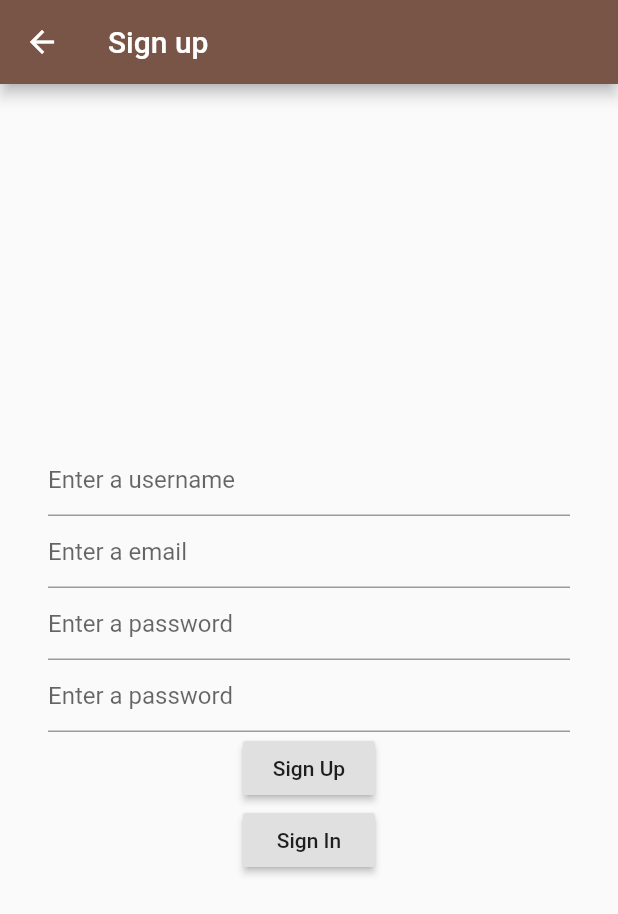
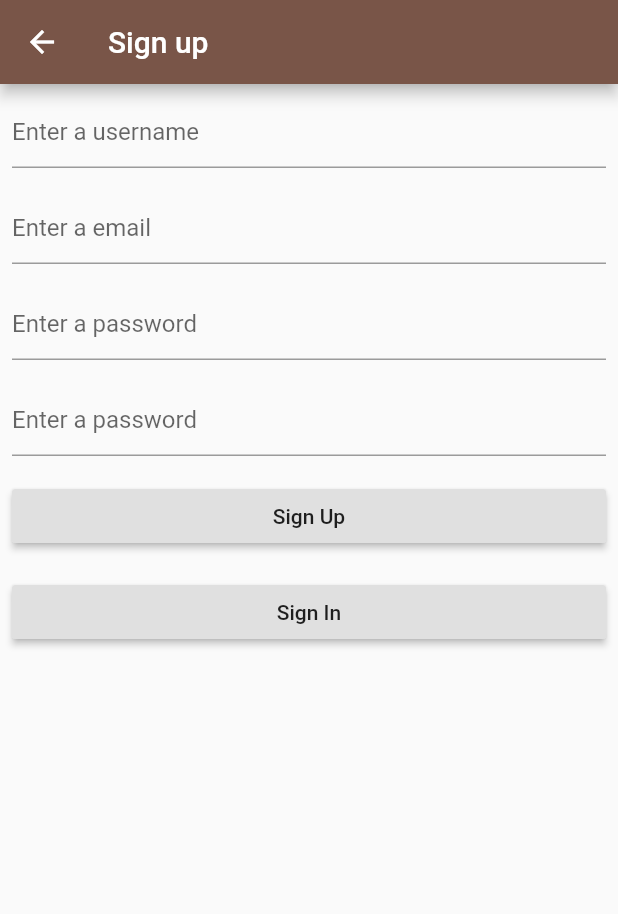
Before and after one commit to cty123/Purdue-Community-App, a Flutter app: the RegisterPage screen opened by its route, on a phone screen of 412 x 824 dp. Shown: the top 914 px of the screen. Run offline on Flutter 3.47's test engine with Material 2 defaults, Android fonts, the phone set to English and light mode, and no system bars; our stand-ins replace shared_preferences; missing offline and left inert: loadmore; accounts and stored records are empty.

```diff
--- a/lib/screens/register_page/index.dart
+++ b/lib/screens/register_page/index.dart
@@ -1,13 +1,16 @@
 import 'package:flutter/material.dart';
 import 'package:hello_world/utils/auth_utils.dart';
-import 'dart:convert';
+import 'package:shared_preferences/shared_preferences.dart';
 
 class RegisterPage extends StatefulWidget {
   @override
-	_RegisterPage createState() => new _RegisterPage();
+  _RegisterPage createState() => new _RegisterPage();
 }
 
 class _RegisterPage extends State<RegisterPage> {
+  Future<SharedPreferences> _prefs = SharedPreferences.getInstance();
+  SharedPreferences _sharedPreferences;
+
   TextEditingController _user, _pass, _passConfirm, _email;
   String get username => _user.text;
   String get email => _email.text;
@@ -15,13 +18,34 @@ class _RegisterPage extends State<RegisterPage> {
   String get passwordConfirm => _passConfirm.text;
 
   _processSignUp() async {
-
     final response = await AuthUtils.register(username, password, email);
     if (response['status'] == "Success") {
+      AuthUtils.insertDetails(_sharedPreferences, response);
       Navigator.of(context).pushReplacementNamed('Home');
     } else {
       print(response);
+      showDialog(
+          context: context,
+          builder: (BuildContext context) {
+            return AlertDialog(
+              title: new Text("Failed"),
+              content: new Text(response['message']),
+              actions: <Widget>[
+                // usually buttons at the bottom of the dialog
+                new FlatButton(
+                  child: new Text("Close"),
+                  onPressed: () {
+                    Navigator.of(context).pop();
+                  },
+                ),
+              ],
+            );
+          });
     }
+  }
+
+  _initPrefs() async {
+    _sharedPreferences = await _prefs;
   }
 
   _toSignIn() {
@@ -31,6 +55,9 @@ class _RegisterPage extends State<RegisterPage> {
   @override
   void initState() {
     super.initState();
+
+    // Initialize preference settings
+    _initPrefs();
 
     // Initialize username and password field controllers
     _user = new TextEditingController();
@@ -45,19 +72,57 @@ class _RegisterPage extends State<RegisterPage> {
       appBar: new AppBar(
         title: new Text('Sign up'),
       ),
-      body: new Container(
-        padding: const EdgeInsets.all(32.0),
-        child: Column(
-          mainAxisAlignment: MainAxisAlignment.center,
-          children: <Widget>[
-            new TextField(controller: _user, decoration: new InputDecoration(hintText: 'Enter a username'),),
-            new TextField(controller: _email, decoration: new InputDecoration(hintText: 'Enter a email'),),
-            new TextField(controller: _pass, decoration: new InputDecoration(hintText: 'Enter a password'), obscureText: true,),
-            new TextField(controller: _passConfirm, decoration: new InputDecoration(hintText: 'Enter a password'), obscureText: true,),
-            new RaisedButton(onPressed: (){_processSignUp();}, child: new Text('Sign Up'),),
-            new RaisedButton(onPressed: (){_toSignIn();}, child: new Text('Sign In'),)
-          ],
-        ),
+      body: ListView(
+        children: <Widget>[
+          new Container(
+            padding: EdgeInsets.all(8.0),
+            child: new TextField(
+              controller: _user,
+              decoration: new InputDecoration(hintText: 'Enter a username'),
+            ),
+          ),
+          new Container(
+            padding: EdgeInsets.all(8.0),
+            child: new TextField(
+              controller: _email,
+              decoration: new InputDecoration(hintText: 'Enter a email'),
+            ),
+          ),
+          new Container(
+            padding: EdgeInsets.all(8.0),
+            child: new TextField(
+              controller: _pass,
+              decoration: new InputDecoration(hintText: 'Enter a password'),
+              obscureText: true,
+            ),
+          ),
+          new Container(
+            padding: EdgeInsets.all(8.0),
+            child: new TextField(
+              controller: _passConfirm,
+              decoration: new InputDecoration(hintText: 'Enter a password'),
+              obscureText: true,
+            ),
+          ),
+          new Container(
+            padding: EdgeInsets.all(8.0),
+            child: new RaisedButton(
+              onPressed: () {
+                _processSignUp();
+              },
+              child: new Text('Sign Up'),
+            ),
+          ),
+          new Container(
+            padding: EdgeInsets.all(8.0),
+            child: new RaisedButton(
+              onPressed: () {
+                _toSignIn();
+              },
+              child: new Text('Sign In'),
+            ),
+          ),
+        ],
       ),
     );
   }
```
Also changed, not shown: lib/screens/login.dart (+25 -6 lines), lib/utils/auth_utils.dart (+5 -6 lines), 2 other files.
